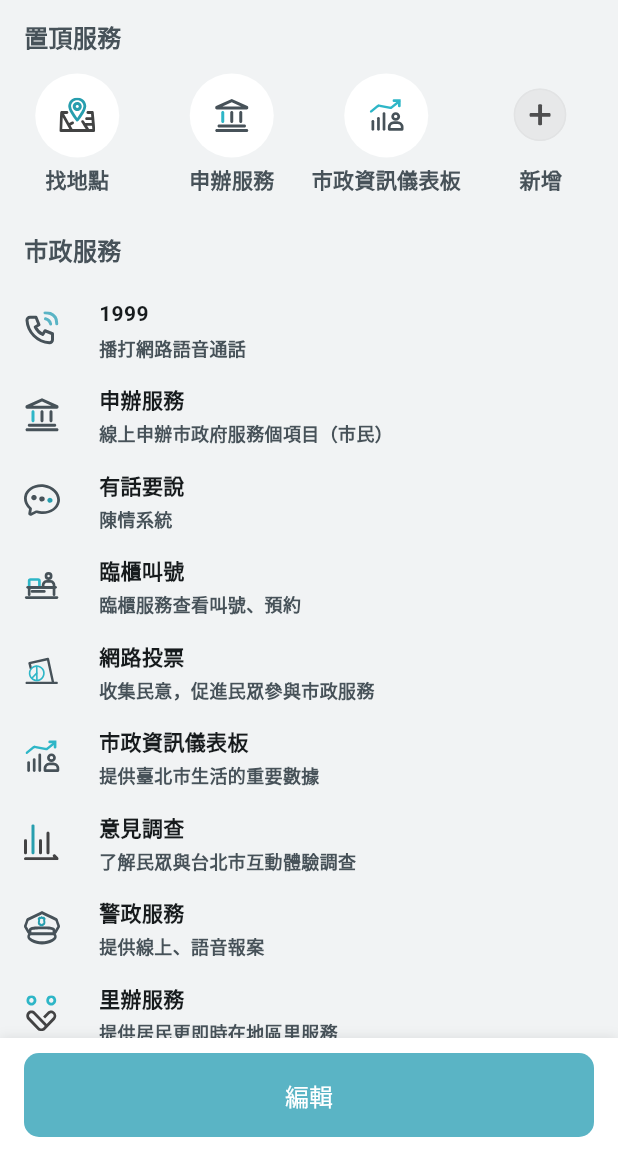
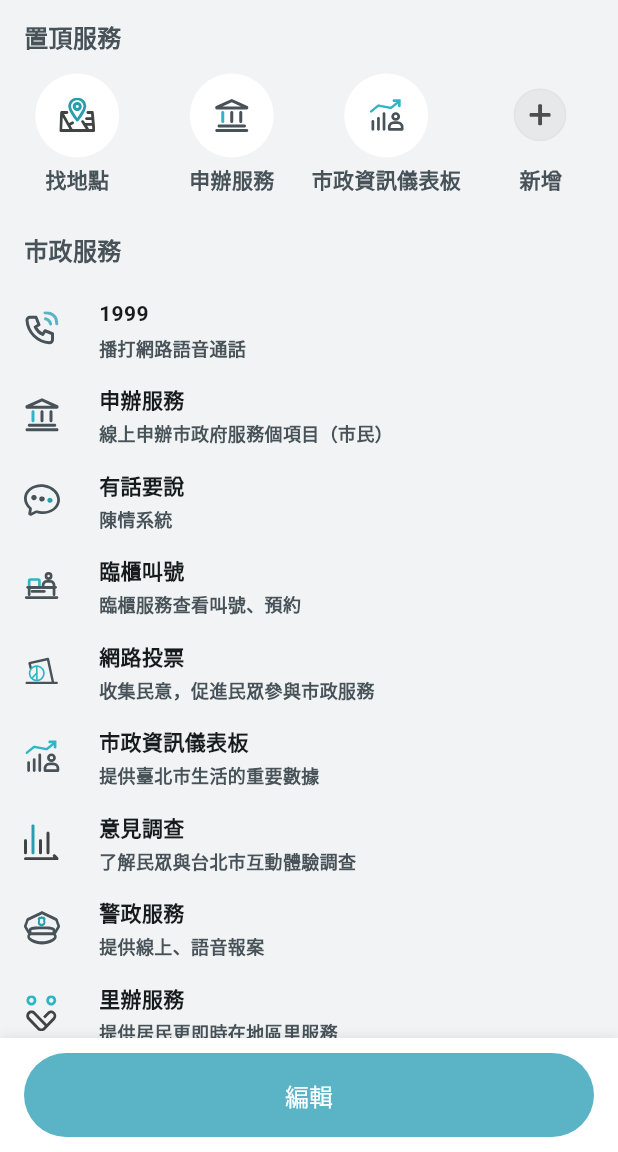
Before and after one commit to taipei-doit/TownPass, a Flutter app: the CityServiceEditView screen opened by its route, on a phone screen of 412 x 824 dp, the part 84-1236 px from its top. Run offline on Flutter 3.47's test engine with Material 3 defaults, Android fonts, the phone set to English and light mode, and no system bars; our stand-ins replace cached_network_image, carousel_slider, device_info_plus, dotted_border, email_validator, flutter_local_notifications and 9 more; missing offline and left inert: flutter_inappwebview, mobile_scanner; accounts and stored records are empty; generated files the repository leaves out were written again; network calls fail; statements that could not run were skipped; project files that could hold a hidden picture were left out.

Commit message:
移動 Button 設定至 ThemeData.buttonTheme

```diff
--- a/lib/main.dart
+++ b/lib/main.dart
@@ -66,6 +66,11 @@ class MyApp extends StatelessWidget {
             child: Assets.svg.iconLeftArrow.svg(width: 24, height: 24),
           ),
         ),
+        buttonTheme: ButtonThemeData(
+          shape: RoundedRectangleBorder(
+            borderRadius: BorderRadius.circular(10),
+          ),
+        ),
       ),
       debugShowCheckedModeBanner: false,
       initialRoute: TPRoute.holder,
--- a/lib/util/tp_button.dart
+++ b/lib/util/tp_button.dart
@@ -95,7 +95,6 @@ final class TPButton extends StatelessWidget {
             return null;
           },
         ),
-        shape: WidgetStateProperty.all(RoundedRectangleBorder(borderRadius: BorderRadius.circular(10))),
         overlayColor: WidgetStateProperty.all(pressedBackgroundColor),
         foregroundColor: WidgetStateProperty.all(
           switch (enable) {
```
